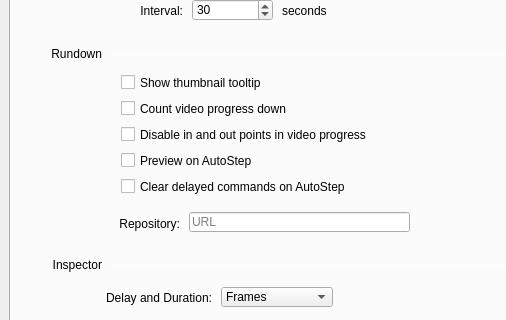
This is src/Widgets/SettingsDialog.ui in CasparCG/client as Qt 5 draws it before an edit; both pictures show x 0 to 506 and y 295 to 615 of the 700 by 817 pixel window. The edited form follows.
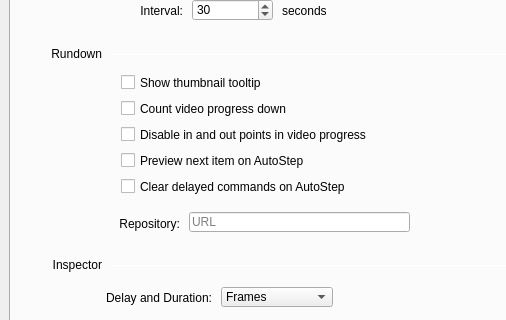
This is the edited form.

Diff of the .ui file:
```diff
--- a/src/Widgets/SettingsDialog.ui
+++ b/src/Widgets/SettingsDialog.ui
@@ -485,7 +485,7 @@
       <enum>Qt::NoFocus</enum>
      </property>
      <property name="text">
-      <string>Preview on AutoStep</string>
+      <string>Preview next item on AutoStep</string>
      </property>
     </widget>
     <widget class="QCheckBox" name="checkBoxClearDelayedCommandsOnAutoStep">
```
